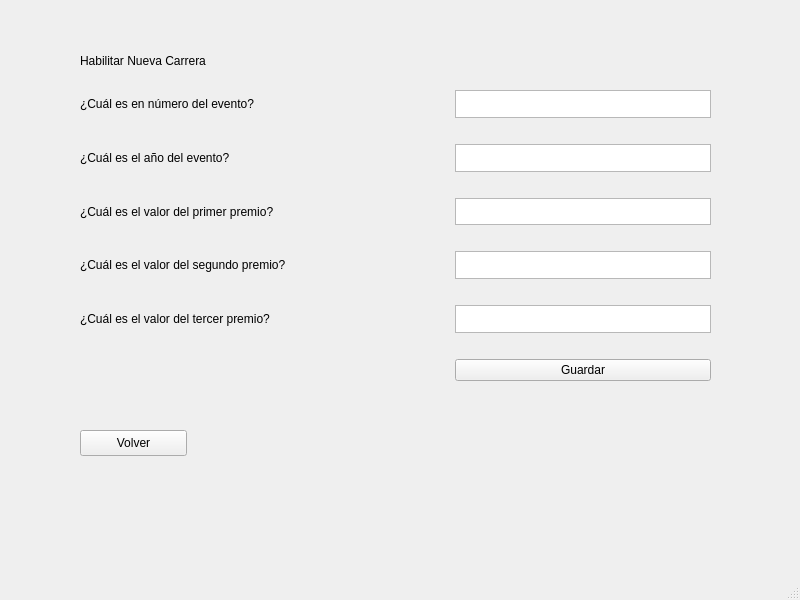
This is View/CarreraForm.ui in Camgamez/MediaMaraton as Qt 5 draws it before an edit. The edited form follows.
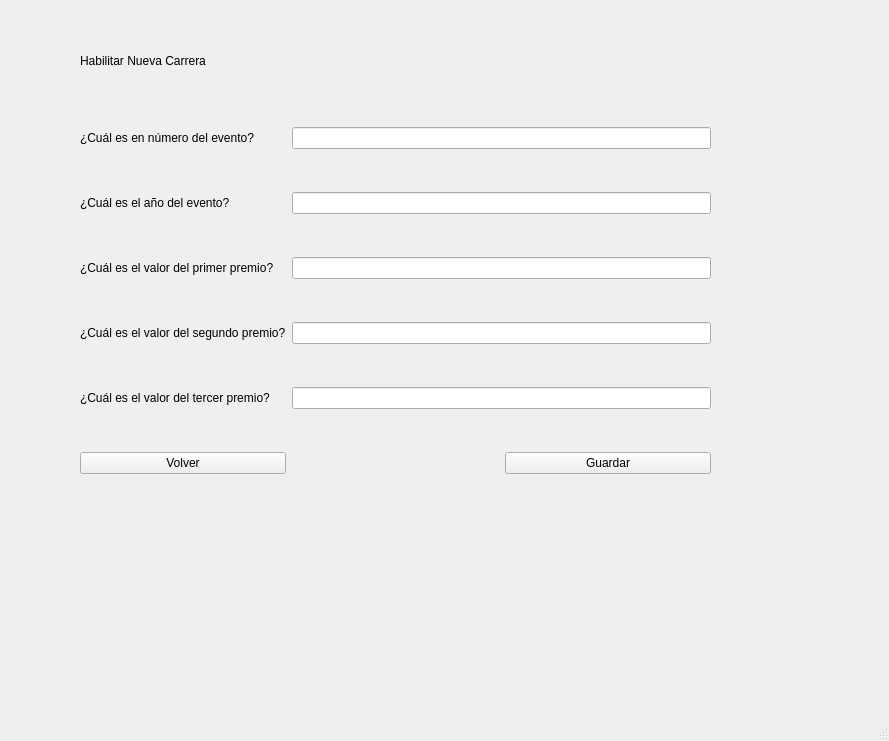
This is the edited form.

Commit message:
Integración UI
En este comit se encuentra integrada la ventana de ConsultarClasificación. Sin embargo, el objeto de clasificación que realiza la consulta a la BD todavía no está instanciado.

Patch:
```diff
--- a/View/CarreraForm.ui
+++ b/View/CarreraForm.ui
@@ -6,8 +6,8 @@
    <rect>
     <x>0</x>
     <y>0</y>
-    <width>800</width>
-    <height>600</height>
+    <width>889</width>
+    <height>741</height>
    </rect>
   </property>
   <property name="windowTitle">
@@ -20,67 +20,34 @@
       <x>80</x>
       <y>90</y>
       <width>631</width>
-      <height>311</height>
+      <height>421</height>
      </rect>
     </property>
     <layout class="QGridLayout" name="gridLayout">
-     <item row="6" column="1">
-      <widget class="QLabel" name="label_4">
-       <property name="text">
-        <string>¿Cuál es el valor del segundo premio?</string>
-       </property>
-      </widget>
+     <item row="0" column="2" colspan="2">
+      <widget class="QLineEdit" name="lineEdit"/>
      </item>
-     <item row="5" column="1">
-      <spacer name="horizontalSpacer_4">
-       <property name="orientation">
-        <enum>Qt::Horizontal</enum>
-       </property>
-       <property name="sizeHint" stdset="0">
-        <size>
-         <width>40</width>
-         <height>20</height>
-        </size>
-       </property>
-      </spacer>
+     <item row="2" column="2" colspan="2">
+      <widget class="QLineEdit" name="lineEdit_3"/>
      </item>
-     <item row="3" column="1">
-      <spacer name="horizontalSpacer_5">
-       <property name="orientation">
-        <enum>Qt::Horizontal</enum>
-       </property>
-       <property name="sizeHint" stdset="0">
-        <size>
-         <width>40</width>
-         <height>20</height>
-        </size>
-       </property>
-      </spacer>
-     </item>
-     <item row="10" column="2">
-      <spacer name="verticalSpacer">
-       <property name="orientation">
-        <enum>Qt::Vertical</enum>
-       </property>
-       <property name="sizeHint" stdset="0">
-        <size>
-         <width>20</width>
-         <height>40</height>
-        </size>
-       </property>
-      </spacer>
-     </item>
-     <item row="6" column="3">
-      <widget class="QTextEdit" name="textEdit_4"/>
-     </item>
-     <item row="4" column="1">
+     <item row="2" column="1">
       <widget class="QLabel" name="label_3">
        <property name="text">
         <string>¿Cuál es el valor del primer premio?</string>
        </property>
       </widget>
      </item>
-     <item row="10" column="3">
+     <item row="4" column="1">
+      <widget class="QLabel" name="label_5">
+       <property name="text">
+        <string>¿Cuál es el valor del tercer premio?</string>
+       </property>
+      </widget>
+     </item>
+     <item row="1" column="2" colspan="2">
+      <widget class="QLineEdit" name="lineEdit_2"/>
+     </item>
+     <item row="5" column="3">
       <widget class="QPushButton" name="pushButton">
        <property name="text">
         <string>Guardar</string>
@@ -88,86 +55,17 @@
       </widget>
      </item>
      <item row="1" column="1">
-      <spacer name="horizontalSpacer_6">
-       <property name="orientation">
-        <enum>Qt::Horizontal</enum>
-       </property>
-       <property name="sizeHint" stdset="0">
-        <size>
-         <width>40</width>
-         <height>20</height>
-        </size>
-       </property>
-      </spacer>
-     </item>
-     <item row="2" column="1">
       <widget class="QLabel" name="label_2">
        <property name="text">
         <string>¿Cuál es el año del evento?</string>
        </property>
       </widget>
      </item>
-     <item row="2" column="3">
-      <widget class="QTextEdit" name="textEdit_2"/>
+     <item row="4" column="2" colspan="2">
+      <widget class="QLineEdit" name="lineEdit_5"/>
      </item>
-     <item row="0" column="3">
-      <widget class="QTextEdit" name="textEdit">
-       <property name="enabled">
-        <bool>true</bool>
-       </property>
-      </widget>
-     </item>
-     <item row="7" column="1">
-      <spacer name="horizontalSpacer_3">
-       <property name="orientation">
-        <enum>Qt::Horizontal</enum>
-       </property>
-       <property name="sizeHint" stdset="0">
-        <size>
-         <width>40</width>
-         <height>20</height>
-        </size>
-       </property>
-      </spacer>
-     </item>
-     <item row="8" column="3">
-      <widget class="QTextEdit" name="textEdit_5"/>
-     </item>
-     <item row="9" column="1">
-      <spacer name="horizontalSpacer_2">
-       <property name="orientation">
-        <enum>Qt::Horizontal</enum>
-       </property>
-       <property name="sizeHint" stdset="0">
-        <size>
-         <width>40</width>
-         <height>20</height>
-        </size>
-       </property>
-      </spacer>
-     </item>
-     <item row="8" column="1">
-      <widget class="QLabel" name="label_5">
-       <property name="text">
-        <string>¿Cuál es el valor del tercer premio?</string>
-       </property>
-      </widget>
-     </item>
-     <item row="4" column="3">
-      <widget class="QTextEdit" name="textEdit_3"/>
-     </item>
-     <item row="11" column="2">
-      <spacer name="horizontalSpacer">
-       <property name="orientation">
-        <enum>Qt::Horizontal</enum>
-       </property>
-       <property name="sizeHint" stdset="0">
-        <size>
-         <width>40</width>
-         <height>20</height>
-        </size>
-       </property>
-      </spacer>
+     <item row="3" column="2" colspan="2">
+      <widget class="QLineEdit" name="lineEdit_4"/>
      </item>
      <item row="0" column="1">
       <widget class="QLabel" name="label">
@@ -176,6 +74,20 @@
        </property>
       </widget>
      </item>
+     <item row="3" column="1">
+      <widget class="QLabel" name="label_4">
+       <property name="text">
+        <string>¿Cuál es el valor del segundo premio?</string>
+       </property>
+      </widget>
+     </item>
+     <item row="5" column="1">
+      <widget class="QPushButton" name="pushButton_2">
+       <property name="text">
+        <string>Volver</string>
+       </property>
+      </widget>
+     </item>
     </layout>
    </widget>
    <widget class="QLabel" name="label_6">
@@ -194,19 +106,6 @@
      <enum>Qt::AutoText</enum>
     </property>
    </widget>
-   <widget class="QPushButton" name="pushButton_2">
-    <property name="geometry">
-     <rect>
-      <x>80</x>
-      <y>430</y>
-      <width>107</width>
-      <height>26</height>
-     </rect>
-    </property>
-    <property name="text">
-     <string>Volver</string>
-    </property>
-   </widget>
   </widget>
   <widget class="QMenuBar" name="menubar">
    <property name="geometry">
```
Left out of the diff: 2 changed lines with no effect on the pictures. The commit also changes 4 other files.
